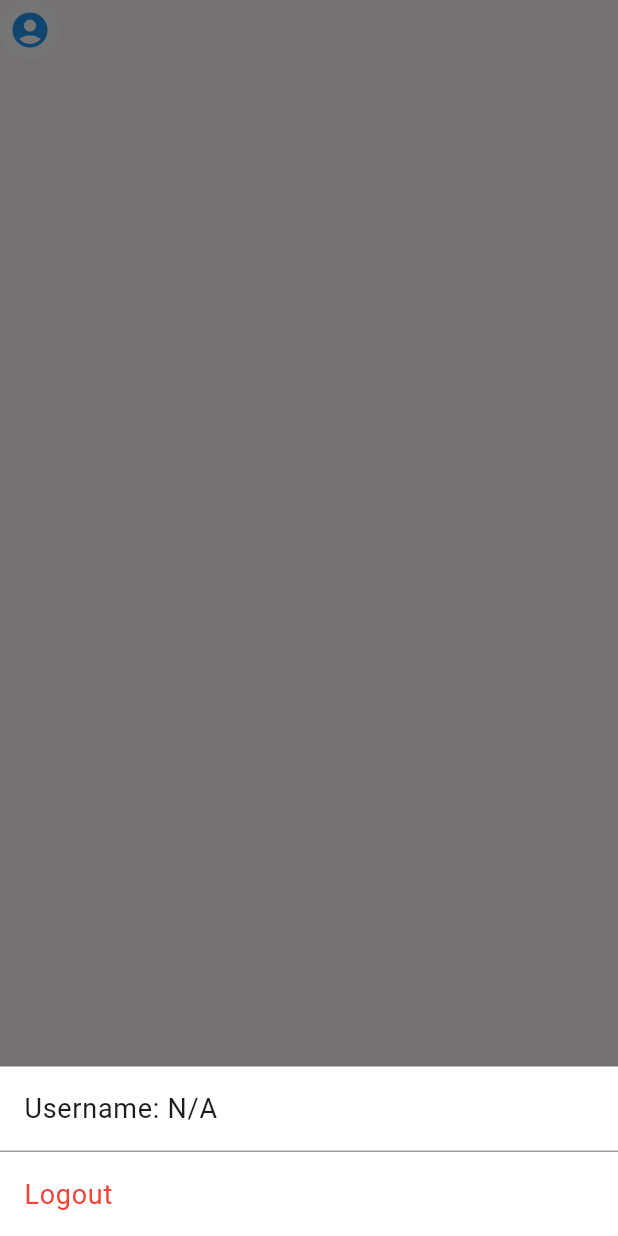
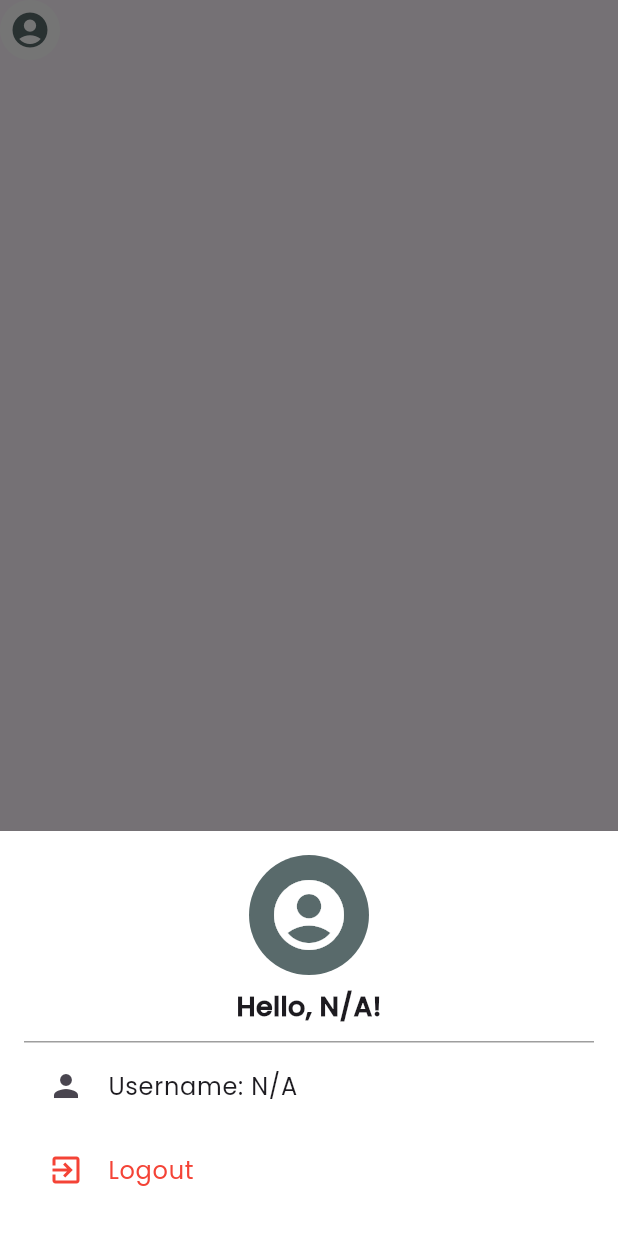
Before and after one commit to rizkyhaksono/tugas-besar-mobile, a Flutter app: the UserProfile widget shown alone on an empty page, opened directly, after a tap on the "account circle" icon, on a phone screen of 412 x 824 dp. Run offline on Flutter 3.47's test engine with Material 3 defaults, Android fonts, the phone set to English and light mode, and no system bars; our stand-ins replace audioplayers, firebase_auth, firebase_core, firebase_messaging, flutter_local_notifications, get and 2 more; missing offline and left inert: flame; accounts and stored records are empty; network calls fail.

Commit message:
fix (layout): fix layout

```diff
--- a/lib/components/user_profile.dart
+++ b/lib/components/user_profile.dart
@@ -2,6 +2,7 @@ import 'package:firebase_auth/firebase_auth.dart';
 import 'package:flutter/material.dart';
 import 'package:get/get.dart';
 import 'package:push_puzzle/constants/auth_service.dart';
+import 'package:push_puzzle/constants/resources.dart';
 
 class UserProfile extends StatelessWidget {
   final AuthService _authService = AuthService();
@@ -17,22 +18,22 @@ class UserProfile extends StatelessWidget {
         Get.bottomSheet(
           Container(
             color: Colors.white,
+            child: Padding(
+              padding: const EdgeInsets.all(16.0),
               child: Column(
                 crossAxisAlignment: CrossAxisAlignment.stretch,
                 mainAxisSize: MainAxisSize.min,
                 children: [
-                ListTile(
-                  title: Text(
+                  _buildHeader(currentUser),
+                  const SizedBox(height: 1),
+                  _buildListItem(
+                    Icons.person,
                     'Username: ${getUserDisplayName(currentUser)}',
-                    style: const TextStyle(fontSize: 18),
                   ),
-                ),
-                const Divider(height: 1, color: Colors.grey),
-                ListTile(
-                  title: const Text(
+                  _buildListItem(
+                    Icons.exit_to_app,
                     'Logout',
-                    style: TextStyle(fontSize: 18, color: Colors.red),
-                  ),
+                    textColor: Colors.red,
                     onTap: () async {
                       await _authService.signOut();
                     },
@@ -40,16 +41,64 @@ class UserProfile extends StatelessWidget {
                 ],
               ),
             ),
+          ),
         );
       },
-      child: const CircleAvatar(
+      child: CircleAvatar(
         backgroundColor: Colors.white,
         child: Icon(
           Icons.account_circle,
-          color: Colors.blue,
+          color: Resources.color.primaryBg,
           size: 28,
         ),
       ),
+    );
+  }
+
+  Widget _buildHeader(User? currentUser) {
+    return Column(
+      children: [
+        CircleAvatar(
+          backgroundColor: Resources.color.primaryBg,
+          radius: 40,
+          child: const Icon(
+            Icons.account_circle,
+            color: Colors.white,
+            size: 56,
+          ),
+        ),
+        const SizedBox(height: 8),
+        Text(
+          'Hello, ${getUserDisplayName(currentUser)}!',
+          style: TextStyle(
+            fontSize: 18,
+            fontWeight: FontWeight.bold,
+            fontFamily: Resources.font.primaryFont,
+          ),
+        ),
+        const SizedBox(height: 10),
+        const Divider(height: 1, color: Colors.grey),
+      ],
+    );
+  }
+
+  Widget _buildListItem(
+    IconData icon,
+    String text, {
+    Color? textColor,
+    void Function()? onTap,
+  }) {
+    return ListTile(
+      leading: Icon(icon, color: textColor),
+      title: Text(
+        text,
+        style: TextStyle(
+          fontSize: 16,
+          color: textColor,
+          fontFamily: Resources.font.primaryFont,
+        ),
+      ),
+      onTap: onTap,
     );
   }
 
--- a/lib/routes/page_routes.dart
+++ b/lib/routes/page_routes.dart
@@ -2,6 +2,7 @@ import 'package:get/get.dart';
 import 'package:push_puzzle/presentation/bndings/signin_binding.dart';
 import 'package:push_puzzle/presentation/bndings/signup_binding.dart';
 import 'package:push_puzzle/presentation/bndings/splash_binding.dart';
+import 'package:push_puzzle/presentation/views/main_game_view.dart';
 import 'package:push_puzzle/presentation/views/main_menu_view.dart';
 import 'package:push_puzzle/presentation/views/signin_view.dart';
 import 'package:push_puzzle/presentation/views/signup_view.dart';
@@ -36,6 +37,12 @@ class PageRoutes {
       page: () => MainMenuView(),
       transition: Transition.cupertino,
       transitionDuration: const Duration(milliseconds: 1000),
+    ),
+    GetPage(
+      name: PageName.game,
+      page: () => MainGameView(),
+      transition: Transition.cupertino,
+      transitionDuration: const Duration(milliseconds: 1000),
     )
   ];
 }
```
Also changed, not shown: lib/components/dot_menu.dart (+4 -5 lines), lib/presentation/views/main_game_view.dart (+8 -3 lines), lib/presentation/views/main_menu_view.dart (+27 -17 lines), lib/components/setting_menu.dart (deleted). Lines whose indentation alone changed are shown as unchanged.
